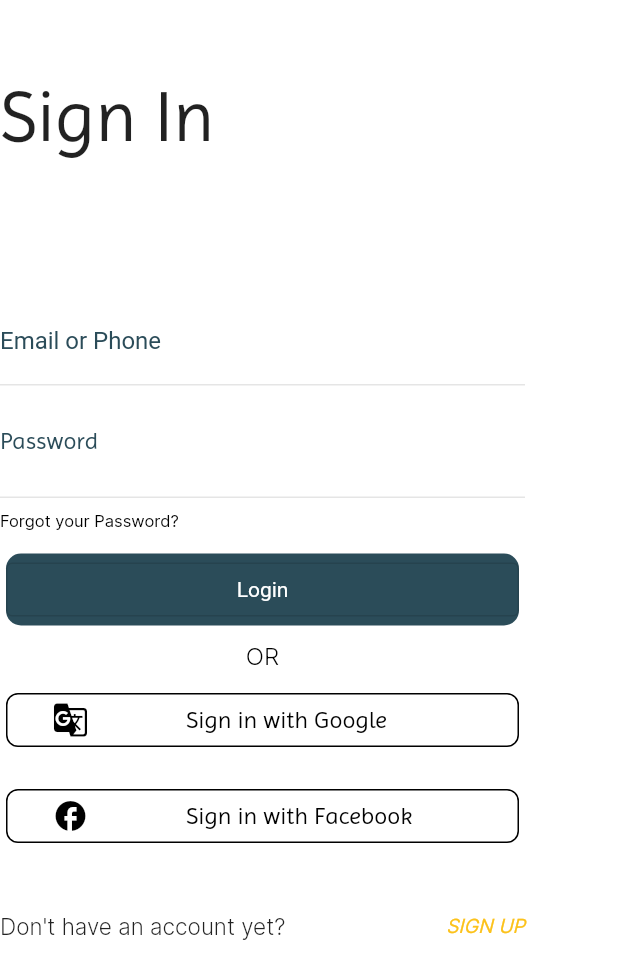
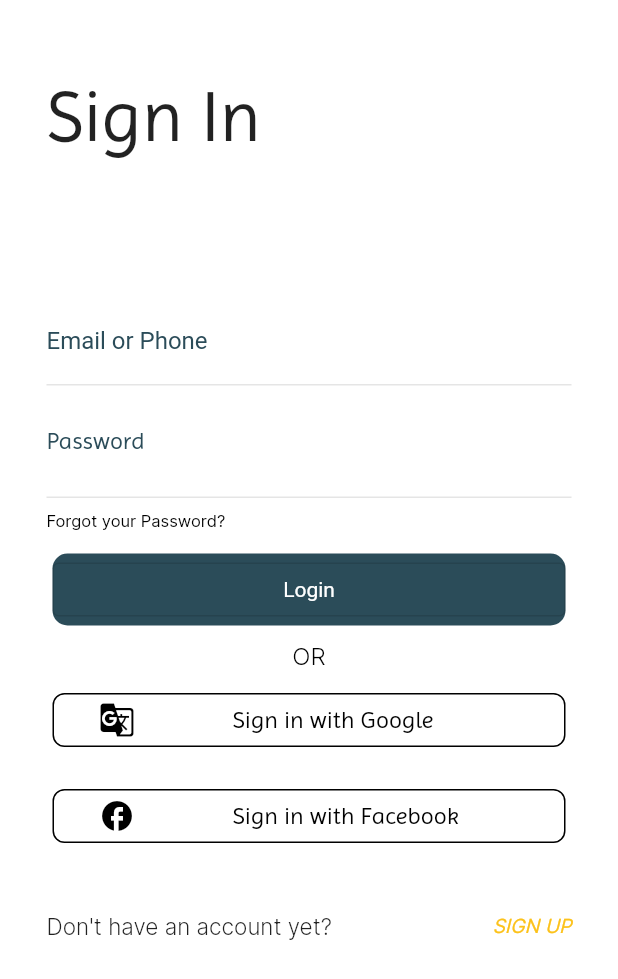
Before and after one commit to kanyshaiosmonova/sign_in_layout, a Flutter app: the screen it shows after launch, on a phone screen of 412 x 824 dp. Shown: the top 979 px of the screen. Run offline on Flutter 3.47's test engine with Material 2 defaults, Android fonts, the phone set to English and light mode, and no system bars.

Commit message:
add a center widget to the body

```diff
--- a/lib/main.dart
+++ b/lib/main.dart
@@ -11,19 +11,20 @@ class MyApp extends StatelessWidget {
   Widget build(BuildContext context) {
     return const MaterialApp(
       title: 'My App',
-      home: SingingPage(),
+      home: SigningPage(),
     );
   }
 }
 
-class SingingPage extends StatelessWidget {
-  const SingingPage({super.key});
+class SigningPage extends StatelessWidget {
+  const SigningPage({super.key});
 
   @override
   Widget build(BuildContext context) {
     return Scaffold(
       backgroundColor: Colors.white,
-      body: Container(
+      body: Center(
+        child: Container(
           width: 350,
           child: Stack(
             children: [
@@ -228,6 +229,7 @@ class SingingPage extends StatelessWidget {
             ],
           ),
         ),
+      ),
     );
   }
 }
```
Lines whose indentation alone changed are shown as unchanged.
